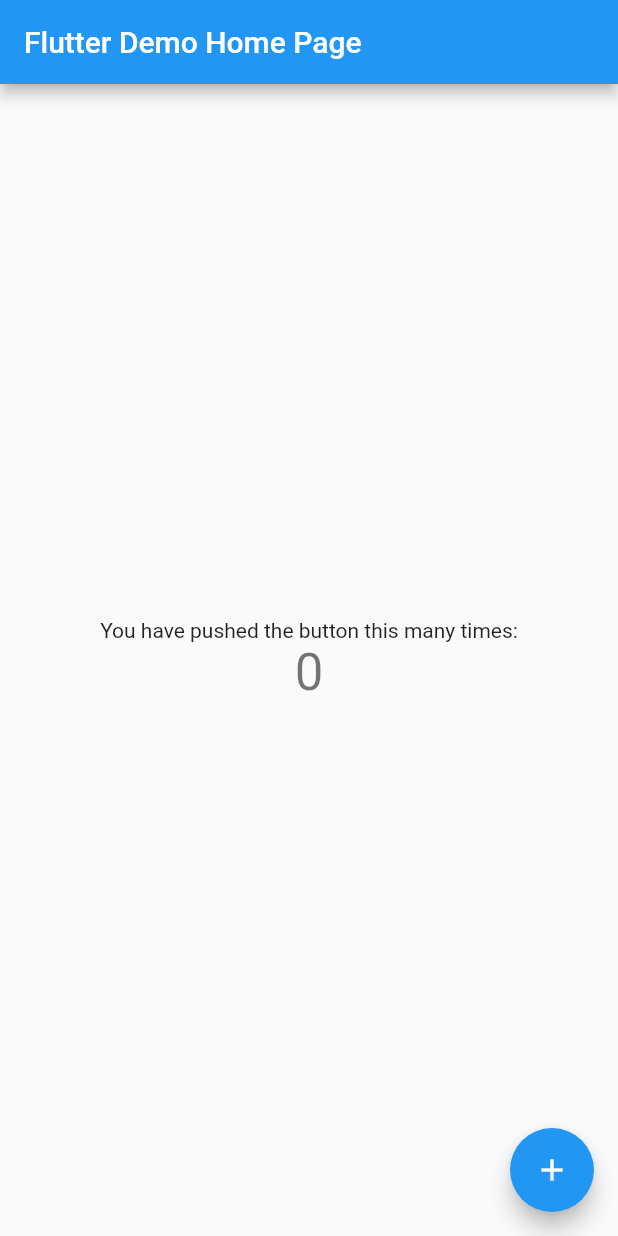
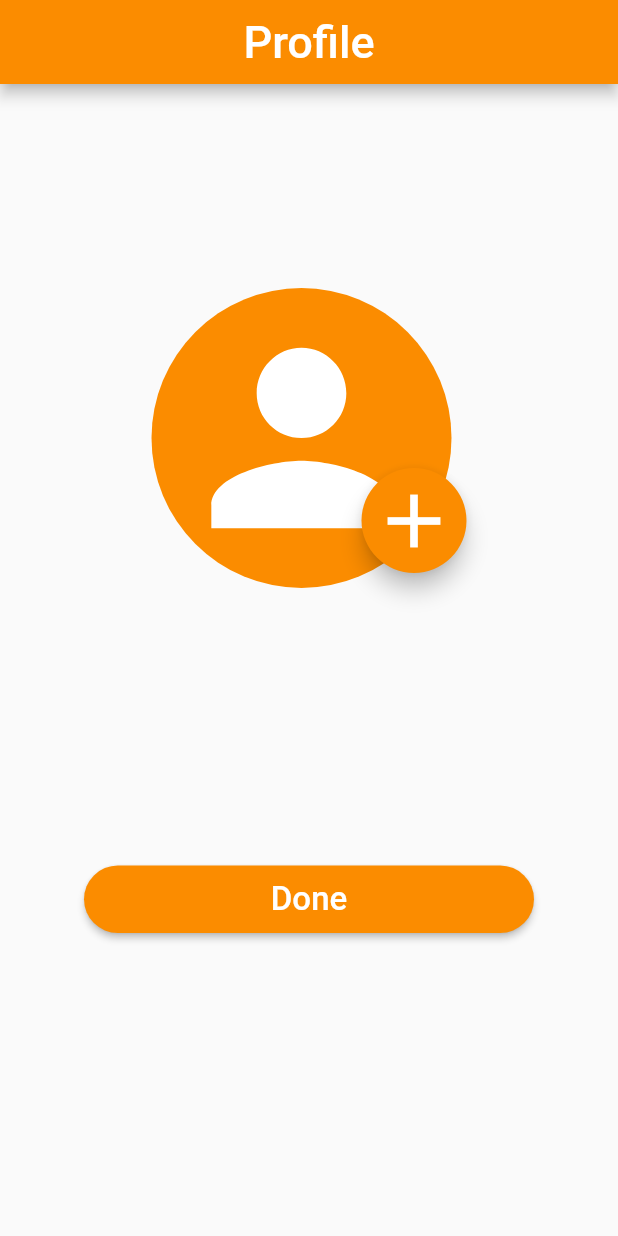
Before and after one commit to KunalManiyar/Happify, a Flutter app: the screen it shows after launch, on a phone screen of 412 x 824 dp. Run offline on Flutter 3.47's test engine with Material 2 defaults, Android fonts, the phone set to English and light mode, and no system bars.

Commit message:
signin and profile

```diff
--- a/happify/lib/main.dart
+++ b/happify/lib/main.dart
@@ -1,113 +1,269 @@
 import 'package:flutter/material.dart';
 
 void main() {
-  runApp(MyApp());
+  runApp(Profile());
 }
 
-class MyApp extends StatelessWidget {
+class SignIn extends StatefulWidget {
+  const SignIn({Key? key}) : super(key: key);
+
+  @override
+  _SignInState createState() => _SignInState();
+}
+
+class _SignInState extends State<SignIn> {
   // This widget is the root of your application.
+  bool _isObscure = true;
   @override
   Widget build(BuildContext context) {
-    return MaterialApp(
-      title: 'Flutter Demo',
-      theme: ThemeData(
-        // This is the theme of your application.
-        //
-        // Try running your application with "flutter run". You'll see the
-        // application has a blue toolbar. Then, without quitting the app, try
-        // changing the primarySwatch below to Colors.green and then invoke
-        // "hot reload" (press "r" in the console where you ran "flutter run",
-        // or simply save your changes to "hot reload" in a Flutter IDE).
-        // Notice that the counter didn't reset back to zero; the application
-        // is not restarted.
-        primarySwatch: Colors.blue,
+    return GestureDetector(
+      onTap: () {
+        FocusScopeNode currentFocus = FocusScope.of(context);
+        if (!currentFocus.hasPrimaryFocus &&
+            currentFocus.focusedChild != null) {
+          currentFocus.focusedChild!.unfocus();
+        }
+      },
+      child: MaterialApp(
+        home: Scaffold(
+          appBar: AppBar(
+            leading: GestureDetector(
+              child: Icon(Icons.menu),
             ),
-      home: MyHomePage(title: 'Flutter Demo Home Page'),
+            title: Text(
+              "SIGN IN",
+              style: TextStyle(
+                fontSize: 30,
+              ),
+            ),
+            centerTitle: true,
+            backgroundColor: Colors.orange[600],
+          ),
+          body: Container(
+            padding: EdgeInsets.symmetric(horizontal: 36.0),
+            child: Column(
+              mainAxisAlignment: MainAxisAlignment.center,
+              children: <Widget>[
+                Container(
+                  padding: EdgeInsets.symmetric(horizontal: 32.0),
+                  child: Column(
+                    children: [
+                      Align(
+                        alignment: Alignment.centerLeft,
+                        child: Text(
+                          'Email id',
+                          style: TextStyle(fontSize: 22),
+                        ),
+                      ),
+                      Align(
+                        alignment: Alignment.centerLeft,
+                        child: SizedBox(
+                          width: 250,
+                          child: TextField(
+                            onChanged: (value) {
+                              //Do something with the user input.
+                            },
+                            decoration: InputDecoration(
+                              hintText: 'john_doe@gmail.com',
+                              contentPadding: EdgeInsets.symmetric(
+                                vertical: 10.0,
+                                horizontal: 20.0,
+                              ),
+                              focusedBorder: OutlineInputBorder(
+                                borderSide: BorderSide(
+                                    color: Colors.orange.shade600, width: 2.0),
+                                borderRadius:
+                                    BorderRadius.all(Radius.circular(16.0)),
+                              ),
+                            ),
+                          ),
+                        ),
+                      )
+                    ],
+                  ),
+                ),
+                SizedBox(height: 40.0),
+                Container(
+                  padding: EdgeInsets.symmetric(horizontal: 32.0),
+                  child: Column(
+                    children: [
+                      Align(
+                        alignment: Alignment.centerLeft,
+                        child: Text(
+                          'Password',
+                          style: TextStyle(fontSize: 22),
+                        ),
+                      ),
+                      Align(
+                        alignment: Alignment.centerLeft,
+                        child: SizedBox(
+                          width: 250,
+                          child: TextField(
+                            obscureText: _isObscure,
+                            onChanged: (value) {
+                              //Do something with the user input.
+                            },
+                            decoration: InputDecoration(
+                              hintText: 'xxxxxx',
+                              suffixIcon: IconButton(
+                                icon: Icon(
+                                  _isObscure
+                                      ? Icons.visibility_off
+                                      : Icons.visibility,
+                                ),
+                                onPressed: () {
+                                  setState(() {
+                                    _isObscure = !_isObscure;
+                                  });
+                                },
+                              ),
+                              contentPadding: EdgeInsets.symmetric(
+                                vertical: 10.0,
+                                horizontal: 20.0,
+                              ),
+                              focusedBorder: OutlineInputBorder(
+                                borderSide: BorderSide(
+                                    color: Colors.orange.shade600, width: 2.0),
+                                borderRadius:
+                                    BorderRadius.all(Radius.circular(16.0)),
+                              ),
+                            ),
+                          ),
+                        ),
+                      )
+                    ],
+                  ),
+                ),
+                SizedBox(height: 60.0),
+                SizedBox(
+                    height: 45.0,
+                    width: 300.0,
+                    child: RaisedButton(
+                      textColor: Colors.white,
+                      color: Colors.orange[600],
+                      child: Text(
+                        "Submit",
+                        style: TextStyle(
+                          fontSize: 22.0,
+                        ),
+                      ),
+                      onPressed: () {},
+                      shape: new RoundedRectangleBorder(
+                        borderRadius: new BorderRadius.circular(30.0),
+                      ),
+                    )),
+                SizedBox(height: 50.0),
+                Text(
+                  "Or Sign Up Using",
+                  style: TextStyle(fontSize: 22.0, color: Colors.black),
+                ),
+                SizedBox(height: 10.0),
+                SizedBox(
+                  width: 150.0,
+                  child: TextButton(
+                    onPressed: () {
+                      // Respond to button press
+                    },
+                    child: Text(
+                      "Sign Up",
+                      style: TextStyle(
+                        fontSize: 25.0,
+                        color: Colors.black,
+                      ),
+                    ),
+                  ),
+                ),
+              ],
+            ),
+          ),
+        ),
+      ),
     );
   }
 }
 
-class MyHomePage extends StatefulWidget {
-  MyHomePage({Key? key, required this.title}) : super(key: key);
-
-  // This widget is the home page of your application. It is stateful, meaning
-  // that it has a State object (defined below) that contains fields that affect
-  // how it looks.
-
-  // This class is the configuration for the state. It holds the values (in this
-  // case the title) provided by the parent (in this case the App widget) and
-  // used by the build method of the State. Fields in a Widget subclass are
-  // always marked "final".
-
-  final String title;
-
-  @override
-  _MyHomePageState createState() => _MyHomePageState();
-}
-
-class _MyHomePageState extends State<MyHomePage> {
-  int _counter = 0;
-
-  void _incrementCounter() {
-    setState(() {
-      // This call to setState tells the Flutter framework that something has
-      // changed in this State, which causes it to rerun the build method below
-      // so that the display can reflect the updated values. If we changed
-      // _counter without calling setState(), then the build method would not be
-      // called again, and so nothing would appear to happen.
-      _counter++;
-    });
-  }
-
+class Profile extends StatelessWidget {
   @override
   Widget build(BuildContext context) {
-    // This method is rerun every time setState is called, for instance as done
-    // by the _incrementCounter method above.
-    //
-    // The Flutter framework has been optimized to make rerunning build methods
-    // fast, so that you can just rebuild anything that needs updating rather
-    // than having to individually change instances of widgets.
-    return Scaffold(
+    return MaterialApp(
+      home: Scaffold(
         appBar: AppBar(
-        // Here we take the value from the MyHomePage object that was created by
-        // the App.build method, and use it to set our appbar title.
-        title: Text(widget.title),
+          automaticallyImplyLeading: true,
+          title: Text(
+            "Profile",
+            style: TextStyle(
+              fontSize: 30,
             ),
-      body: Center(
-        // Center is a layout widget. It takes a single child and positions it
-        // in the middle of the parent.
+          ),
+          centerTitle: true,
+          backgroundColor: Colors.orange[600],
+        ),
+        body: Container(
+          padding: EdgeInsets.all(36.0),
           child: Column(
-          // Column is also a layout widget. It takes a list of children and
-          // arranges them vertically. By default, it sizes itself to fit its
-          // children horizontally, and tries to be as tall as its parent.
-          //
-          // Invoke "debug painting" (press "p" in the console, choose the
-          // "Toggle Debug Paint" action from the Flutter Inspector in Android
-          // Studio, or the "Toggle Debug Paint" command in Visual Studio Code)
-          // to see the wireframe for each widget.
-          //
-          // Column has various properties to control how it sizes itself and
-          // how it positions its children. Here we use mainAxisAlignment to
-          // center the children vertically; the main axis here is the vertical
-          // axis because Columns are vertical (the cross axis would be
-          // horizontal).
-          mainAxisAlignment: MainAxisAlignment.center,
+            children: [
+              Stack(
                 children: <Widget>[
-            Text(
-              'You have pushed the button this many times:',
+                  Container(
+                    margin: EdgeInsets.only(top: 100.0),
+                    height: 200,
+                    width: 200,
+                    child: CircleAvatar(
+                      backgroundColor: Colors.orange[600],
+                      radius: 100,
+                      child: Icon(
+                        Icons.person,
+                        size: 180.0,
+                        color: Colors.white,
                       ),
-            Text(
-              '$_counter',
-              style: Theme.of(context).textTheme.headline4,
+                    ),
+                  ),
+                  Container(
+                    height: 70.0,
+                    width: 70.0,
+                    margin: EdgeInsets.only(top: 220.0, left: 140.0),
+                    child: FloatingActionButton(
+                      onPressed: () {
+                        // Add your onPressed code here!
+                      },
+                      child: const Icon(
+                        Icons.add,
+                        size: 60,
+                      ),
+                      backgroundColor: Colors.orange[600],
+                    ),
+                  ),
+                ],
+              ),
+              Container(
+                child: Align(
+                  alignment: Alignment.bottomCenter,
+                  child: Container(
+                    margin: EdgeInsets.only(top: 185.0),
+                    child: SizedBox(
+                        height: 45.0,
+                        width: 300.0,
+                        child: RaisedButton(
+                          textColor: Colors.white,
+                          color: Colors.orange[600],
+                          child: Text(
+                            "Done",
+                            style: TextStyle(
+                              fontSize: 22.0,
+                            ),
+                          ),
+                          onPressed: () {},
+                          shape: new RoundedRectangleBorder(
+                            borderRadius: new BorderRadius.circular(30.0),
+                          ),
+                        )),
+                  ),
+                ),
               ),
             ],
           ),
         ),
-      floatingActionButton: FloatingActionButton(
-        onPressed: _incrementCounter,
-        tooltip: 'Increment',
-        child: Icon(Icons.add),
-      ), // This trailing comma makes auto-formatting nicer for build methods.
+      ),
     );
   }
 }
```
Lines whose indentation alone changed are shown as unchanged.
